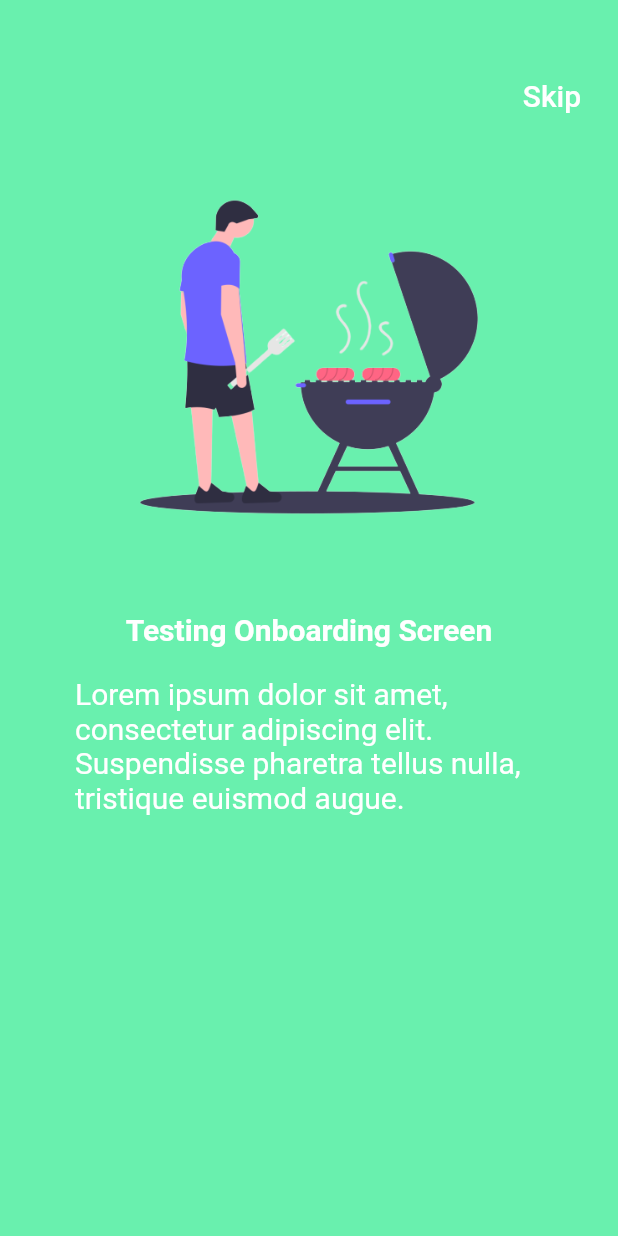
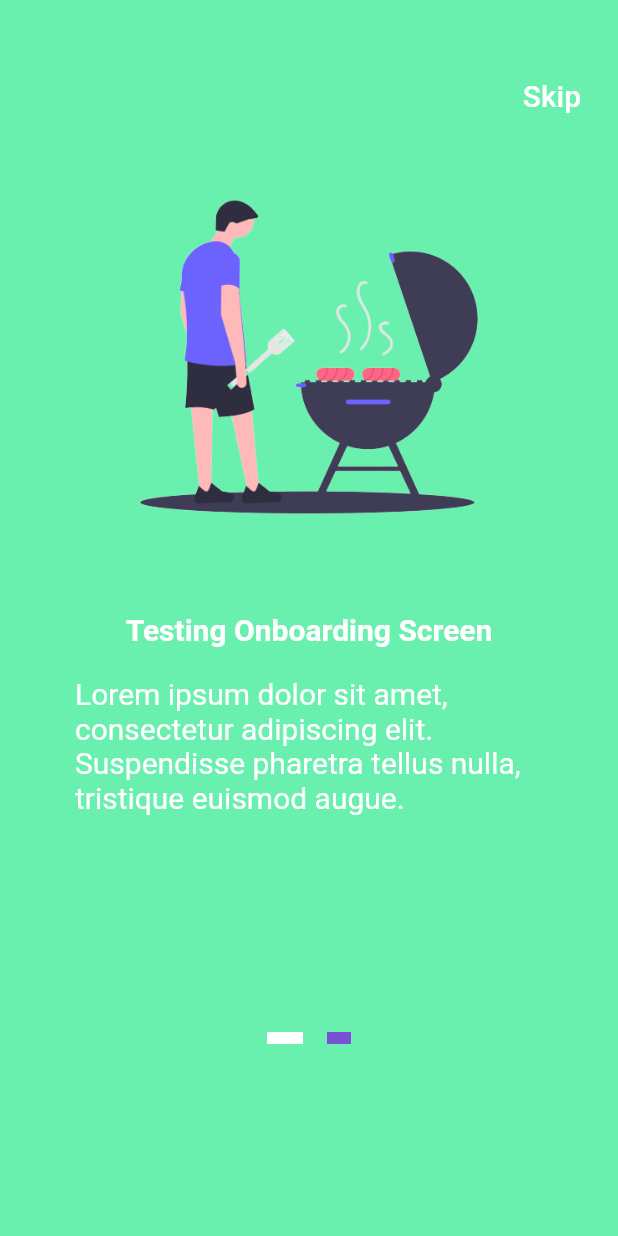
Before and after one commit to musumbidenis/onBoarding-Screen-Demo, a Flutter app: the screen it shows after launch, on a phone screen of 412 x 824 dp. Run offline on Flutter 3.47's test engine with Material 2 defaults, Android fonts, the phone set to English and light mode, and no system bars.

```diff
--- a/lib/onboardingScreen.dart
+++ b/lib/onboardingScreen.dart
@@ -7,9 +7,30 @@ class OnboardingScreen extends StatefulWidget {
 
 class _OnboardingScreenState extends State<OnboardingScreen> {
 
-  final int _pages = 3;
+  final int _pages = 2;
   int _currentPage = 0;
   final PageController _pageController = PageController(initialPage: 0);
+
+  List<Widget> _buildIndicator(){
+    List<Widget> list = [];
+
+    for(int i = 0; i <_pages; i++){
+    list.add(i == _currentPage ? _indicator(true): _indicator(false));
+    }
+    return list;
+  }
+
+  Widget _indicator(bool isActive){
+    return AnimatedContainer(duration:Duration(milliseconds: 150),
+    margin: EdgeInsets.symmetric(horizontal:8.0),
+    height: 8.0,
+    width: isActive ? 24.0 : 16.0,
+    decoration: BoxDecoration(
+      color: isActive ? Colors.white : Color(0xFF7B51D3),
+    )
+    );
+
+  }
 
   @override
   Widget build(BuildContext context) {
@@ -84,11 +105,53 @@ class _OnboardingScreenState extends State<OnboardingScreen> {
                         ],
                       ),
                     ),
+
+                    //Asset image
+                    Padding(
+                      padding: const EdgeInsets.symmetric(horizontal:50),
+                      child: Column(
+                        crossAxisAlignment: CrossAxisAlignment.center,
+                        mainAxisAlignment: MainAxisAlignment.start,
+                        children: <Widget>[
+
+                          Image(
+                            image: AssetImage('assets/01.png'),
+                            height: 300,
+                            width: 300,
+                          ),
+
+                          SizedBox(height: 20,),
+
+                          //Title
+                            Text(
+                              "Testing Onboarding Screen",
+                              style: TextStyle(
+                                  color: Colors.white,
+                                  fontSize: 20,
+                                  fontWeight: FontWeight.bold),
+                            ),
+
+                          SizedBox(height: 20),
+
+                          //Subtitle
+                          Text(
+                              "Lorem ipsum dolor sit amet, consectetur adipiscing elit. Suspendisse pharetra tellus nulla, tristique euismod augue. ",
+                              style: TextStyle(
+                                  color: Colors.white,
+                                  fontSize: 20,),
+                            ),
+
+                        ],
+                      ),
+                    ),
                   ],
                 ),
               ),
 
-
+            Row(
+              mainAxisAlignment: MainAxisAlignment.center,
+              children: _buildIndicator(),
+            ),
 
             ],
           ),
```
